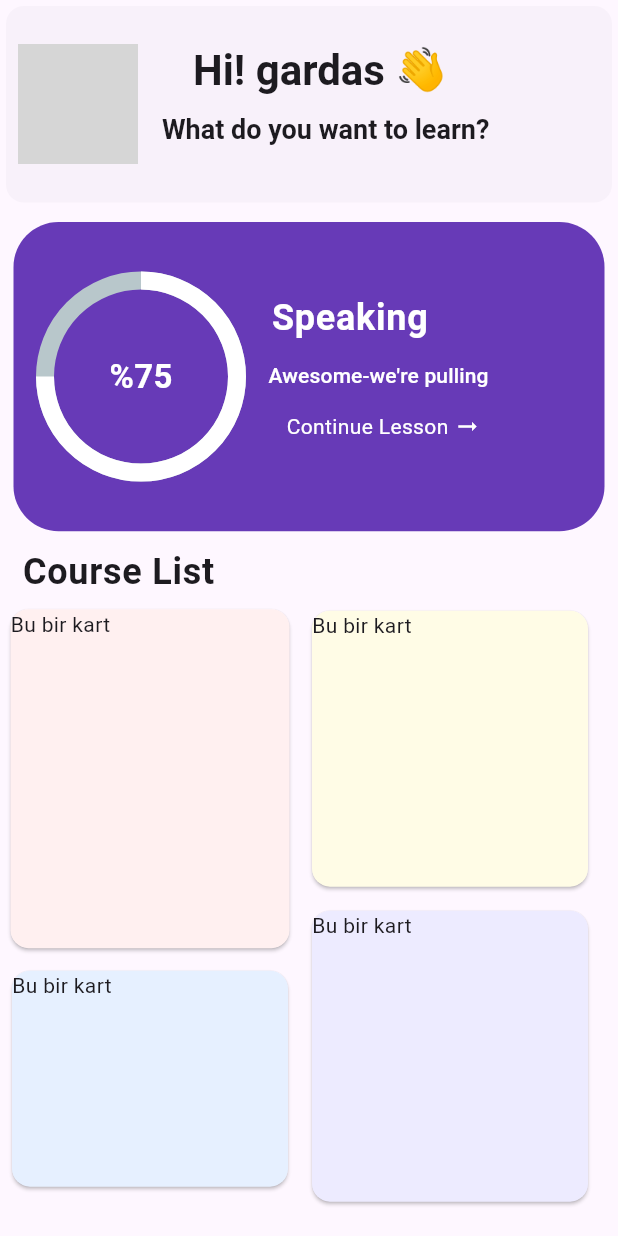
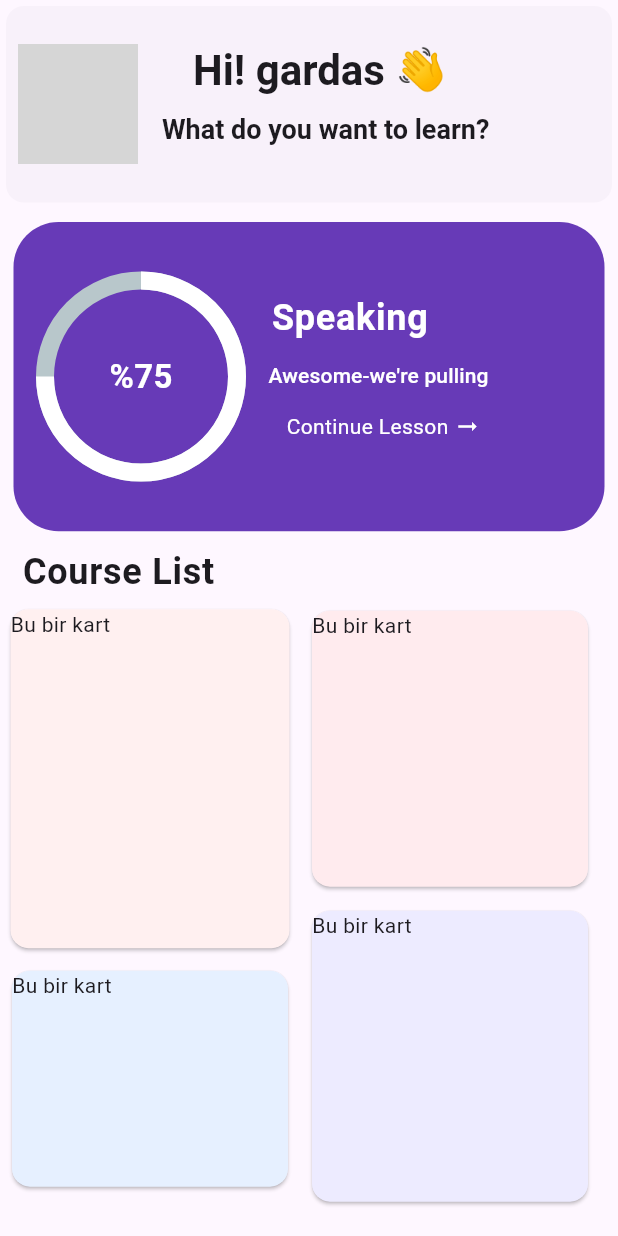
Before and after one commit to uluckabd/flutter_design_draft, a Flutter app: the screen it shows after launch, on a phone screen of 412 x 824 dp. Run offline on Flutter 3.47's test engine with Material 3 defaults, Android fonts, the phone set to English and light mode, and no system bars; drawn by our look-alikes of percent_indicator; network calls fail; grey boxes are pictures that could not be loaded.

```diff
--- a/lib/Babble_App/MainPage.dart
+++ b/lib/Babble_App/MainPage.dart
@@ -185,7 +185,7 @@ class _MainpageState extends State<Mainpage> {
                           child: Padding(
                             padding: const EdgeInsets.all(4.0),
                             child: Card(
-                              color: Color(0xFFFFFCE6),
+                              color: Color(0xFFFFEBEE),
                               child: Text(
                                 'Bu bir kart',
                               ), // Card'a bir içerik ekledik
```
